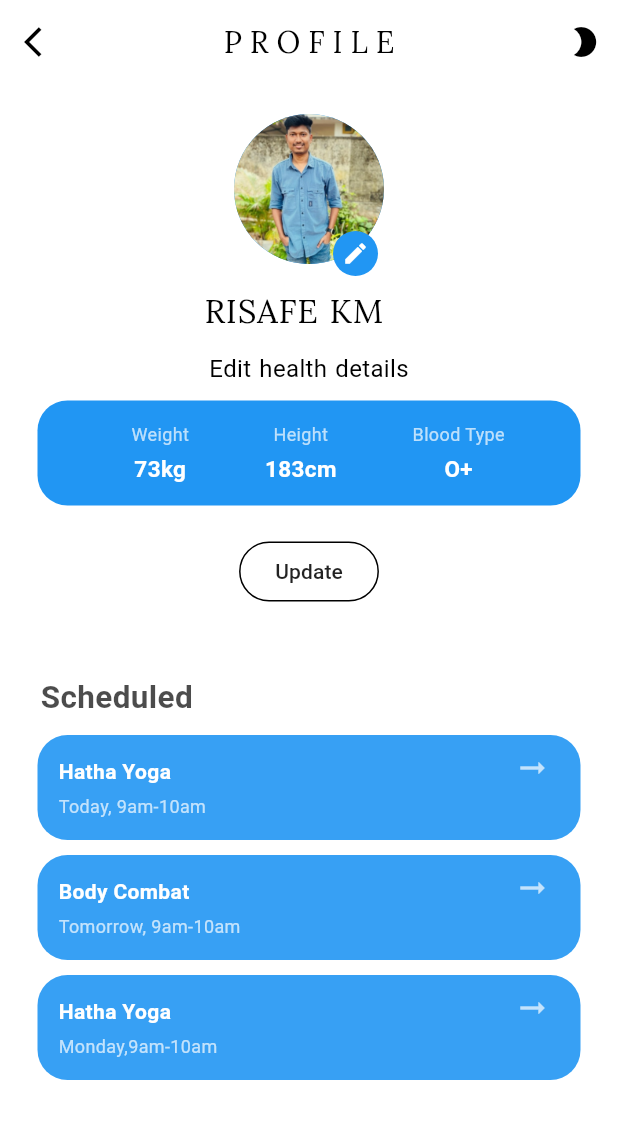
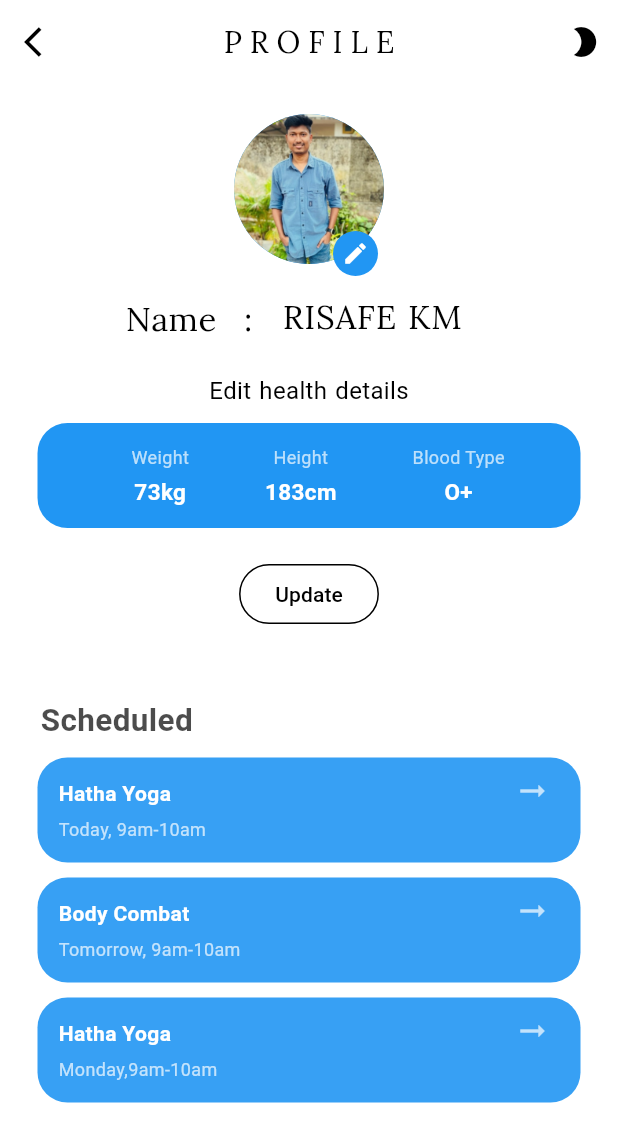
Before and after one commit to Risafekm/web_app_dashboard, a Flutter app: the ProfileMobile screen opened directly, on a phone screen of 412 x 824 dp. Shown: the top 1142 px of the screen. Run offline on Flutter 3.47's test engine with Material 3 defaults, Android fonts, the phone set to English and light mode, and no system bars; our stand-ins replace cloud_firestore, firebase_auth, firebase_core, firebase_storage, fl_chart, google_fonts and 2 more; accounts and stored records are empty; network calls fail; Roboto replaces fonts that are missing (Acme); project files that could hold a hidden picture were left out.

Commit message:
mobile profile ui update

```diff
--- a/lib/application/services/utils.dart
+++ b/lib/application/services/utils.dart
@@ -1,3 +1,5 @@
+// ignore_for_file: avoid_print
+
 import 'package:image_picker/image_picker.dart';
 
 pickImage(ImageSource sourse) async {
--- a/lib/domain/model/user_model.dart
+++ b/lib/domain/model/user_model.dart
@@ -2,12 +2,21 @@ class UserModel {
   late String image;
   late String name;
   late String email;
-  UserModel({required this.image, required this.name, required this.email});
+  late String id;
+  late String about;
+  UserModel(
+      {required this.image,
+      required this.name,
+      required this.email,
+      required this.about,
+      required this.id});
 
   UserModel.fromJson(Map<String, dynamic> json) {
     image = json['image'] ?? '';
     name = json['name'] ?? '';
     email = json['email'] ?? '';
+    id = json['id'];
+    about = json['about'] ?? '';
   }
 
   Map<String, dynamic> toJson() {
@@ -15,6 +24,8 @@ class UserModel {
     data['image'] = image;
     data['name'] = name;
     data['email'] = email;
+    data['id'] = id;
+    data['about'] = about;
     return data;
   }
 }
--- a/lib/main.dart
+++ b/lib/main.dart
@@ -34,7 +34,7 @@ class MyApp extends StatelessWidget {
       debugShowCheckedModeBanner: false,
       theme: Provider.of<ThemeProvider>(context).themeData,
       // home: const MainScreen(),
-      home: ResponsiveDashBoard(),
+      home: const ResponsiveDashBoard(),
     );
   }
 }
--- a/lib/presentation/profile/widgets/profile_mobile_section1.dart
+++ b/lib/presentation/profile/widgets/profile_mobile_section1.dart
@@ -1,7 +1,6 @@
-// ignore_for_file: unused_field, unused_local_variable, avoid_print
+// ignore_for_file: unused_field, unused_local_variable, avoid_print, sized_box_for_whitespace
 
 import 'dart:typed_data';
-
 import 'package:flutter/material.dart';
 import 'package:google_fonts/google_fonts.dart';
 import 'package:web_app_assign/application/services/Api_methods.dart';
@@ -76,21 +75,40 @@ class _ProfileSection1State extends State<ProfileSection1> {
           ],
         ),
         const SizedBox(height: 10),
-        Center(
-          child: SizedBox(
-            height: 45,
+        Row(
+          mainAxisAlignment: MainAxisAlignment.center,
+          children: [
+            Padding(
+              padding: const EdgeInsets.only(bottom: 8.0),
+              child: Text(
+                'Name   :',
+                style: GoogleFonts.lora(
+                    fontSize: 22,
+                    color: Theme.of(context).colorScheme.secondary,
+                    wordSpacing: 1),
+              ),
+            ),
+            Container(
+              height: 60,
               width: 140,
+              margin: const EdgeInsets.only(left: 20),
+              // padding: EdgeInsets.only(left: 30),
               child: TextFormField(
                 controller: nameController,
+                style: const TextStyle(fontSize: 22),
                 decoration: InputDecoration(
                   hintText: 'RISAFE KM',
                   hintStyle: GoogleFonts.lora(
                       fontSize: 22,
                       color: Theme.of(context).colorScheme.secondary,
                       wordSpacing: 1),
+                  border: InputBorder.none,
+                  focusedBorder: OutlineInputBorder(
+                      borderRadius: BorderRadius.circular(10)),
                 ),
               ),
             ),
+          ],
         ),
         const SizedBox(height: 3),
 
@@ -146,12 +164,12 @@ class _ProfileSection1State extends State<ProfileSection1> {
             saveProfile();
           },
           style: OutlinedButton.styleFrom(
-              side: const BorderSide(
-            color: Colors.black,
+              side: BorderSide(
+            color: Theme.of(context).colorScheme.secondary,
           )),
-          child: const Text(
+          child: Text(
             'Update',
-            style: TextStyle(color: Colors.black87),
+            style: TextStyle(color: Theme.of(context).colorScheme.secondary),
           ),
         ),
       ],
```
Also changed, not shown: lib/application/services/Api_methods.dart (+30 -3 lines), lib/presentation/profile/edit_profile/edit_profile_mobile.dart (added, +305 -0 lines). Lines whose indentation alone changed are shown as unchanged.
